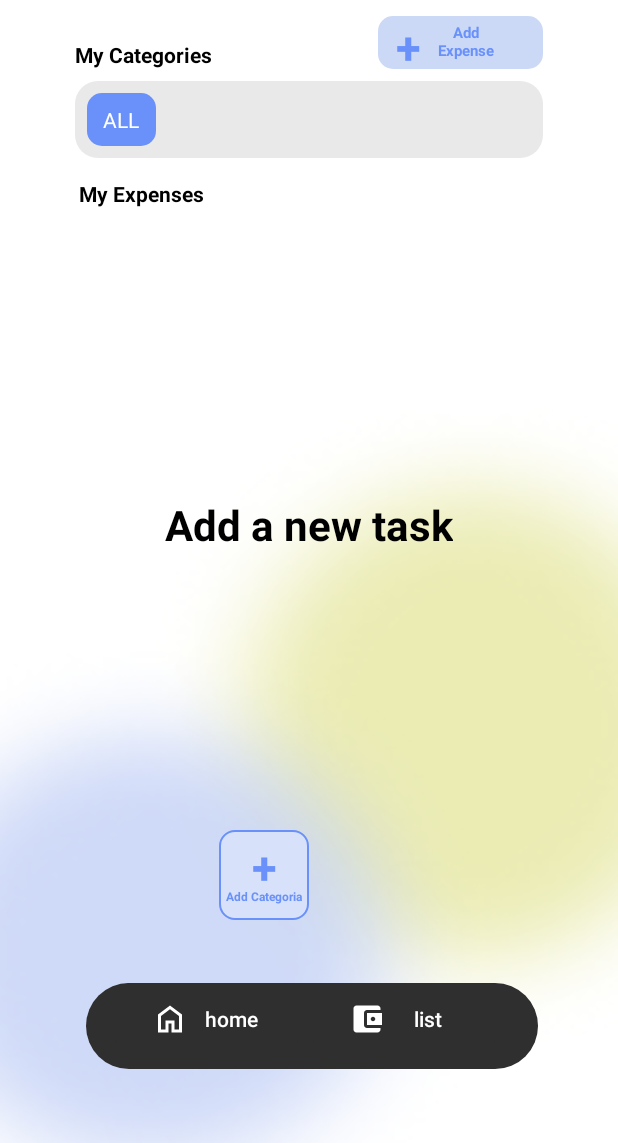
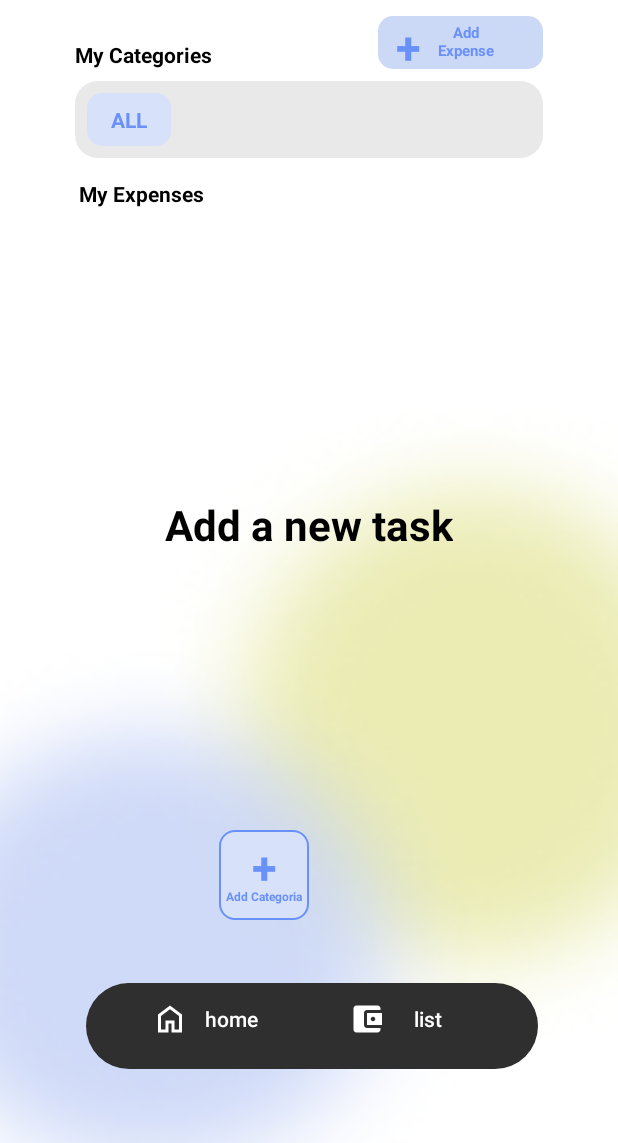
Before and after one commit to BrunoHPBarbosa/FinanceTrack, an Android app: the MainActivity screen opened directly, with no data from a screen before it, on a phone screen of 412 x 824 dp, the part 93-1236 px from its top. Run offline under Robolectric (Android 15) with nearby library versions, the phone set to English and light mode, and no system bars; our stand-ins replace Room's generated code.

Commit message:
filter setting

```diff
--- a/app/src/main/res/drawable/filter_chips_background.xml
+++ b/app/src/main/res/drawable/filter_chips_background.xml
@@ -3,7 +3,7 @@
     <!-- Selected state -->
     <item android:state_selected="true">
         <shape android:shape="rectangle">
-            <solid android:color="@color/blue" />
+            <solid android:color="@color/light_blue" />
             <corners android:radius="10dp" />
         </shape>
         <color android:color="@color/white"/>
--- a/app/src/main/res/drawable/filter_text_color.xml
+++ b/app/src/main/res/drawable/filter_text_color.xml
@@ -2,7 +2,7 @@
 <selector xmlns:android="http://schemas.android.com/apk/res/android">
     <!-- Selected state -->
     <item android:state_selected="true"
-        android:color="@android:color/white" />
+        android:color="@color/blue" />
     <!-- Not selected state -->
     <item android:color="@color/blue" />
 
--- a/app/src/main/res/layout/item_category.xml
+++ b/app/src/main/res/layout/item_category.xml
@@ -2,19 +2,21 @@
 <TextView xmlns:android="http://schemas.android.com/apk/res/android"
     xmlns:tools="http://schemas.android.com/tools"
     android:id="@+id/tv_category"
-    android:layout_width="46dp"
+    android:layout_width="wrap_content"
     android:layout_height="35dp"
     android:layout_margin="8dp"
-    android:layout_marginBottom="8dp"
-    android:layout_marginEnd="8dp"
     android:layout_marginStart="8dp"
-    android:padding="4dp"
+    android:paddingStart="16dp"
+    android:paddingTop="8dp"
+    android:paddingEnd="16dp"
+    android:paddingBottom="8dp"
     android:singleLine="true"
     android:ellipsize="end"
     android:background="@drawable/filter_chips_background"
     android:gravity="center"
     android:textColor="@drawable/filter_text_color"
-    android:textStyle="normal"
+    android:textStyle="bold"
     tools:text="HOME"
     tools:textSize="10sp"
+
    />
--- a/app/src/main/res/values/colors.xml
+++ b/app/src/main/res/values/colors.xml
@@ -5,6 +5,7 @@
     <color name="transparent">#00FFFFFF</color>
     <color name="blue">#6991F9</color>
     <color name="gray">#E9E9E9</color>
+    <color name="light_blue">#D7E1F9</color>
 
 
 </resources>
```
